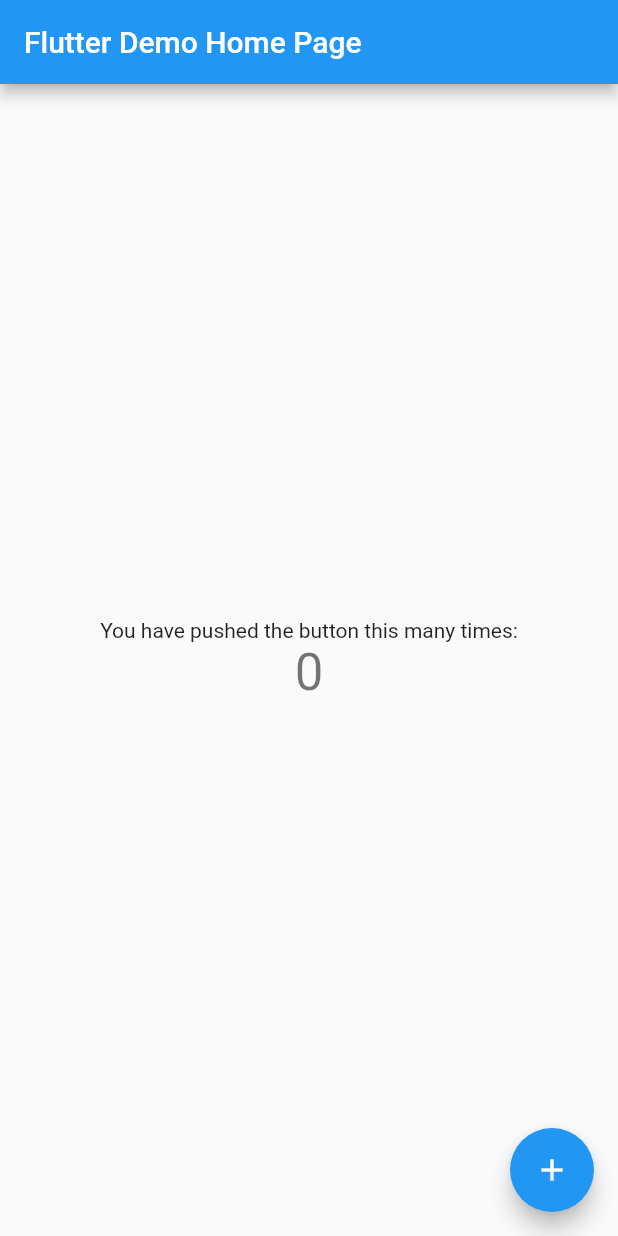
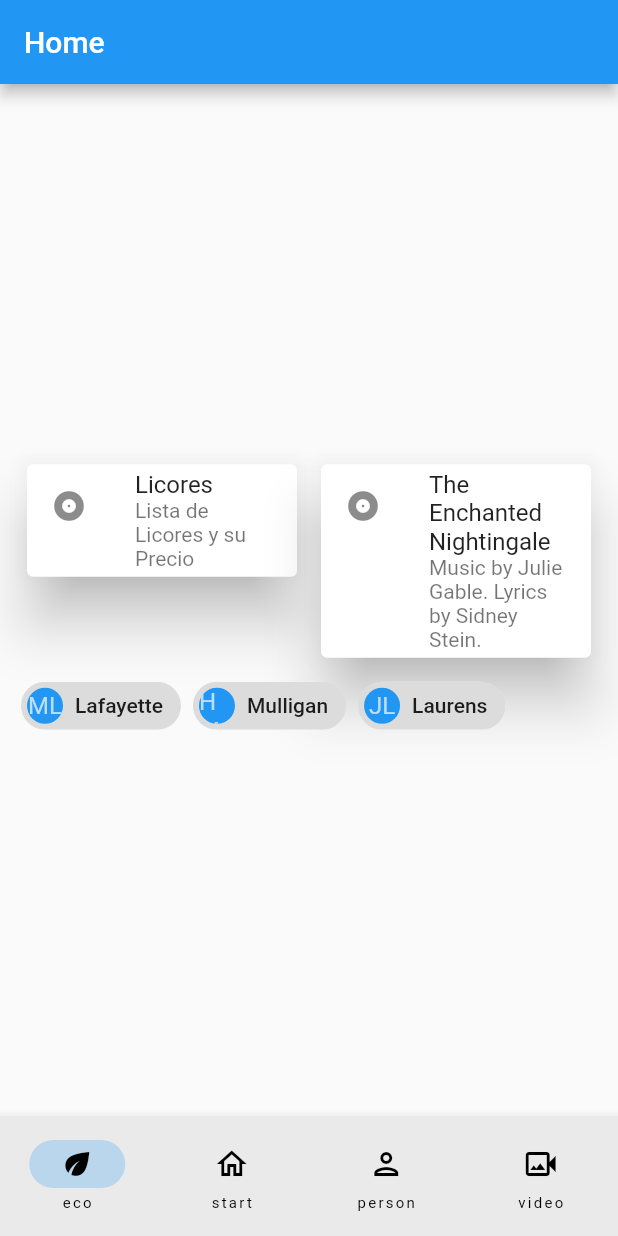
Before and after one commit to Henrryagc/wilma_store, a Flutter app: the screen it shows after launch, on a phone screen of 412 x 824 dp. Run offline on Flutter 3.47's test engine with Material 2 defaults, Android fonts, the phone set to English and light mode, and no system bars; our stand-ins replace floor, sqflite; accounts and stored records are empty; generated files the repository leaves out were written again.

```diff
--- a/lib/main.dart
+++ b/lib/main.dart
@@ -1,45 +1,41 @@
 import 'package:flutter/material.dart';
+import 'package:wilma_store/screens/home/home.dart';
+import 'screens/home/pages/product_prices.dart';
 
-void main() {
-  runApp(const MyApp());
-}
+/*const TextStyle _textStyle = TextStyle(
+  fontSize: 40,
+  fontWeight: FontWeight.bold,
+  letterSpacing: 2,
+  fontStyle: FontStyle.italic,
+);*/
+
+void main() => runApp(const MyApp());
+
 
 class MyApp extends StatelessWidget {
   const MyApp({Key? key}) : super(key: key);
 
-  // This widget is the root of your application.
   @override
   Widget build(BuildContext context) {
     return MaterialApp(
+      debugShowCheckedModeBanner: false,
       title: 'Flutter Demo',
+      initialRoute: '/',
+      routes: {
+        '/': (context) => const Home(title: 'Home'),
+        '/product-prices': (context) => const ProductPrices()
+      },
       theme: ThemeData(
-        // This is the theme of your application.
-        //
-        // Try running your application with "flutter run". You'll see the
-        // application has a blue toolbar. Then, without quitting the app, try
-        // changing the primarySwatch below to Colors.green and then invoke
-        // "hot reload" (press "r" in the console where you ran "flutter run",
-        // or simply save your changes to "hot reload" in a Flutter IDE).
-        // Notice that the counter didn't reset back to zero; the application
-        // is not restarted.
         primarySwatch: Colors.blue,
       ),
-      home: const MyHomePage(title: 'Flutter Demo Home Page'),
+      // home: const Home(title: 'Main')
+      // MyHomePage(title: 'Flutter Demo Home Page'),
     );
   }
 }
-
+/*
 class MyHomePage extends StatefulWidget {
   const MyHomePage({Key? key, required this.title}) : super(key: key);
-
-  // This widget is the home page of your application. It is stateful, meaning
-  // that it has a State object (defined below) that contains fields that affect
-  // how it looks.
-
-  // This class is the configuration for the state. It holds the values (in this
-  // case the title) provided by the parent (in this case the App widget) and
-  // used by the build method of the State. Fields in a Widget subclass are
-  // always marked "final".
 
   final String title;
 
@@ -49,50 +45,30 @@ class MyHomePage extends StatefulWidget {
 
 class _MyHomePageState extends State<MyHomePage> {
   int _counter = 0;
-
+  int _currentIndex = 0;
+  List<Widget> pages = const [
+    Text('eco', style: _textStyle),
+    Text('start', style: _textStyle),
+    Text('person', style: _textStyle),
+    Text('video', style: _textStyle),
+  ];
   void _incrementCounter() {
     setState(() {
-      // This call to setState tells the Flutter framework that something has
-      // changed in this State, which causes it to rerun the build method below
-      // so that the display can reflect the updated values. If we changed
-      // _counter without calling setState(), then the build method would not be
-      // called again, and so nothing would appear to happen.
       _counter++;
     });
   }
 
   @override
   Widget build(BuildContext context) {
-    // This method is rerun every time setState is called, for instance as done
-    // by the _incrementCounter method above.
-    //
-    // The Flutter framework has been optimized to make rerunning build methods
-    // fast, so that you can just rebuild anything that needs updating rather
-    // than having to individually change instances of widgets.
     return Scaffold(
       appBar: AppBar(
-        // Here we take the value from the MyHomePage object that was created by
-        // the App.build method, and use it to set our appbar title.
         title: Text(widget.title),
       ),
-      body: Center(
-        // Center is a layout widget. It takes a single child and positions it
-        // in the middle of the parent.
+      body:
+      Center(
+
         child: Column(
-          // Column is also a layout widget. It takes a list of children and
-          // arranges them vertically. By default, it sizes itself to fit its
-          // children horizontally, and tries to be as tall as its parent.
-          //
-          // Invoke "debug painting" (press "p" in the console, choose the
-          // "Toggle Debug Paint" action from the Flutter Inspector in Android
-          // Studio, or the "Toggle Debug Paint" command in Visual Studio Code)
-          // to see the wireframe for each widget.
-          //
-          // Column has various properties to control how it sizes itself and
-          // how it positions its children. Here we use mainAxisAlignment to
-          // center the children vertically; the main axis here is the vertical
-          // axis because Columns are vertical (the cross axis would be
-          // horizontal).
+
           mainAxisAlignment: MainAxisAlignment.center,
           children: <Widget>[
             const Text(
@@ -109,7 +85,39 @@ class _MyHomePageState extends State<MyHomePage> {
         onPressed: _incrementCounter,
         tooltip: 'Increment',
         child: const Icon(Icons.add),
-      ), // This trailing comma makes auto-formatting nicer for build methods.
+      ),
+      bottomNavigationBar: NavigationBar(
+        selectedIndex: _currentIndex,
+        onDestinationSelected: (int newIndex) {
+          setState(() {
+            _currentIndex = newIndex;
+          });
+          Navigator.pushNamed(context, '');
+        },
+        destinations: const [
+          NavigationDestination(
+            selectedIcon: Icon(Icons.eco),
+            icon: Icon(Icons.eco_outlined),
+            label: 'eco',
+          ),
+          NavigationDestination(
+            selectedIcon: Icon(Icons.home),
+            icon: Icon(Icons.home_outlined),
+            label: 'start',
+          ),
+          NavigationDestination(
+            selectedIcon: Icon(Icons.person),
+            icon: Icon(Icons.person_outlined),
+            label: 'person',
+          ),
+          NavigationDestination(
+            selectedIcon: Icon(Icons.video_camera_back),
+            icon: Icon(Icons.video_camera_back_outlined),
+            label: 'video',
+          ),
+        ],
+      ),// This trailing comma makes auto-formatting nicer for build methods.
     );
   }
 }
+*/
--- /dev/null
+++ b/lib/screens/home/home.dart
@@ -0,0 +1,90 @@
+import 'package:flutter/material.dart';
+import 'package:wilma_store/screens/home/pages/product_catalog/product_catalog.dart';
+import 'package:wilma_store/screens/home/pages/product_prices.dart';
+import 'widgets/home_widget.dart';
+
+class Home extends StatefulWidget {
+  const Home({Key? key, required this.title}) : super(key: key);
+  final String title;
+  @override
+  State<Home> createState() => _HomeState();
+}
+
+class _HomeState extends State<Home> {
+
+  int _currentIndex = 0;
+  static const routes = ['/','/product-prices', '', ''];
+  List<Widget> pages = const [
+    Text('eco', style: textStyle),
+    Text('start', style: textStyle),
+    Text('person', style: textStyle),
+    Text('video', style: textStyle),
+  ];
+  static const TextStyle optionStyle =
+  TextStyle(fontSize: 30, fontWeight: FontWeight.bold);
+  static final List<Widget> _widgetOptions = <Widget>[
+    const ProductCatalog(),
+    const ProductPrices(),
+    const Text(
+      'Index 0: Home',
+      style: optionStyle,
+    ),
+    const Text(
+      'Index 1: Business',
+      style: optionStyle,
+    ),
+    const Text(
+      'Index 2: School',
+      style: optionStyle,
+    ),
+    const Text(
+      'Index 3: Settings',
+      style: optionStyle,
+    ),
+  ];
+
+  @override
+  Widget build(BuildContext context) {
+    return Scaffold(
+      appBar: AppBar(
+        title: Text(widget.title),
+      ),
+      body: Center(
+        child:  _widgetOptions.elementAt(_currentIndex),
+      ), // HomeContent(_widgetOptions.elementAt(_currentIndex)),
+      bottomNavigationBar: NavigationBar(
+        elevation: 6.3,
+        selectedIndex: _currentIndex,
+        onDestinationSelected: (int newIndex) {
+          setState(() {
+            _currentIndex = newIndex;
+          });
+          // Navigator.pushNamed(context, routes[_currentIndex]);
+        },
+        destinations: const [
+          NavigationDestination(
+            selectedIcon: Icon(Icons.eco),
+            icon: Icon(Icons.eco_outlined),
+            label: 'eco',
+          ),
+          NavigationDestination(
+            selectedIcon: Icon(Icons.home),
+            icon: Icon(Icons.home_outlined),
+            label: 'start',
+          ),
+          NavigationDestination(
+            selectedIcon: Icon(Icons.person),
+            icon: Icon(Icons.person_outlined),
+            label: 'person',
+          ),
+          NavigationDestination(
+            selectedIcon: Icon(Icons.video_camera_back),
+            icon: Icon(Icons.video_camera_back_outlined),
+            label: 'video',
+          ),
+        ],
+        animationDuration: const Duration(seconds:2),
+      ),
+    );
+  }
+}
--- /dev/null
+++ b/lib/screens/home/pages/product_catalog/product_catalog.dart
@@ -0,0 +1,94 @@
+import 'package:flutter/cupertino.dart';
+import 'package:flutter/material.dart';
+import 'package:wilma_store/data/repository/ProductRepository.dart';
+import 'package:wilma_store/screens/home/pages/product_catalog/products/products.dart';
+
+class ProductCatalog extends StatefulWidget {
+  const ProductCatalog({Key? key}) : super(key: key);
+
+  @override
+  State<ProductCatalog> createState() => _ProductCatalogState();
+}
+
+class _ProductCatalogState extends State<ProductCatalog> with SingleTickerProviderStateMixin {
+  late AnimationController _controller;
+
+  @override
+  void initState() {
+    super.initState();
+    _controller = AnimationController(vsync: this);
+  }
+
+  @override
+  void dispose() {
+    _controller.dispose();
+    super.dispose();
+  }
+
+  @override
+  Widget build(BuildContext context) {
+    return Wrap(
+      spacing: 8.0,
+      runSpacing: 4.0,
+      children:  [
+        Card(
+          elevation: 16.0,
+          child: InkWell(
+            onTap: () {
+              debugPrint("Log Printed");
+              Navigator.push(context, MaterialPageRoute(builder: (context) => const Products()));
+            },
+            child: SizedBox(
+              width: 180,
+              child: Column(
+                mainAxisSize: MainAxisSize.min,
+                children: const <Widget>[
+                  ListTile(
+                    leading: Icon(Icons.album),
+                    title: Text('Licores'),
+                    subtitle: Text('Lista de Licores y su Precio'),
+                  ),
+                ],
+              ),
+            ),
+          ),
+        ),
+        Card(
+          elevation: 16.0,
+          child: InkWell(
+            onTap: () {
+              debugPrint("Log Printed");
+              final productRepo = ProductRepository();
+              productRepo.insertProduct();
+            },
+            child: SizedBox(
+              width: 180,
+              child: Column(
+                mainAxisSize: MainAxisSize.min,
+                children: const <Widget>[
+                  ListTile(
+                    leading: Icon(Icons.album),
+                    title: Text('The Enchanted Nightingale'),
+                    subtitle: Text('Music by Julie Gable. Lyrics by Sidney Stein.'),
+                  ),
+                ],
+              ),
+            ),
+          ),
+        ),
+        const Chip(
+          avatar: CircleAvatar(backgroundColor: Colors.blue, child: Text('ML')),
+          label: Text('Lafayette'),
+        ),
+        const Chip(
+          avatar: CircleAvatar(backgroundColor: Colors.blue, child: Text('HM')),
+          label: Text('Mulligan'),
+        ),
+        const Chip(
+          avatar: CircleAvatar(backgroundColor: Colors.blue, child: Text('JL')),
+          label: Text('Laurens'),
+        ),
+      ],
+    );
+  }
+}
--- /dev/null
+++ b/lib/screens/home/widgets/home_widget.dart
@@ -0,0 +1,8 @@
+import 'package:flutter/material.dart';
+
+const textStyle = TextStyle(
+  fontSize: 40,
+  fontWeight: FontWeight.bold,
+  letterSpacing: 2,
+  fontStyle: FontStyle.italic,
+);
--- /dev/null
+++ b/lib/screens/start/start.dart
@@ -0,0 +1,12 @@
+import 'package:flutter/cupertino.dart';
+
+class Start extends StatelessWidget {
+  const Start({Key? key}) : super(key: key);
+
+  @override
+  Widget build(BuildContext context) {
+    return const Center(
+      child: Text('Home'),
+    );
+  }
+}
--- a/pubspec.yaml
+++ b/pubspec.yaml
@@ -34,6 +34,7 @@ dependencies:
   # The following adds the Cupertino Icons font to your application.
   # Use with the CupertinoIcons class for iOS style icons.
   cupertino_icons: ^1.0.2
+  floor: ^1.2.0
 
 dev_dependencies:
   flutter_test:
@@ -45,6 +46,8 @@ dev_dependencies:
   # package. See that file for information about deactivating specific lint
   # rules and activating additional ones.
   flutter_lints: ^1.0.0
+  floor_generator: ^1.2.0
+  build_runner: ^2.1.2
 
 # For information on the generic Dart part of this file, see the
 # following page: https://dart.dev/tools/pub/pubspec
```
Also changed, not shown: lib/data/dao/product_dao.dart (added, +15 -0 lines), lib/data/dao/product_type_dao.dart (added, +13 -0 lines), lib/data/entity/product.dart (added, +22 -0 lines), lib/data/entity/product_type.dart (added, +11 -0 lines), lib/data/module/db_wilma_store.dart (added, +15 -0 lines), lib/data/repository/ProductRepository.dart (added, +17 -0 lines), lib/screens/home/pages/product_catalog/products/products.dart (added, +60 -0 lines), lib/screens/home/pages/product_prices.dart (added, +32 -0 lines), lib/data/module/db_wilma_store.g.dart (added), lib/routes.dart (added), pubspec.lock, 1 other file.
